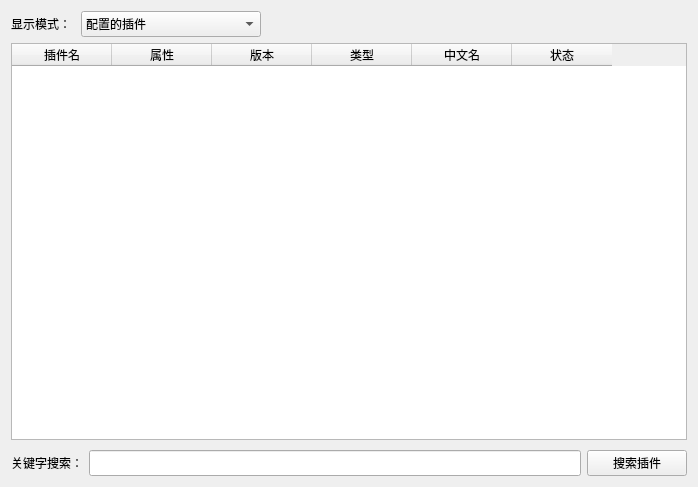
Qt form DrillPluginInformationReader/Source/InformationModule/pluginListPart/p_PluginListPart.ui (DrillUp/DrillPluginInformationReader) before a commit.
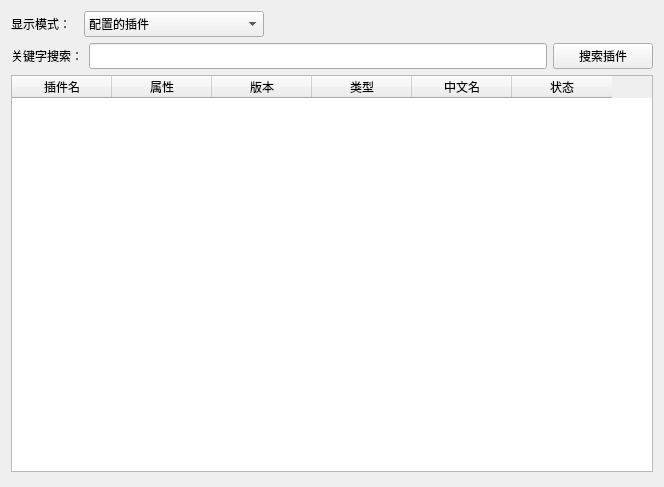
The same form after that commit.

Commit message: 修复了bug，完成了属性按钮的雏形。

What changed in the file:
```diff
--- a/DrillPluginInformationReader/Source/InformationModule/pluginListPart/p_PluginListPart.ui
+++ b/DrillPluginInformationReader/Source/InformationModule/pluginListPart/p_PluginListPart.ui
@@ -6,7 +6,7 @@
    <rect>
     <x>0</x>
     <y>0</y>
-    <width>698</width>
+    <width>664</width>
     <height>487</height>
    </rect>
   </property>
@@ -14,6 +14,26 @@
    <string>Form</string>
   </property>
   <layout class="QGridLayout" name="gridLayout">
+   <item row="0" column="1">
+    <widget class="QComboBox" name="comboBox_pluginMode">
+     <property name="minimumSize">
+      <size>
+       <width>180</width>
+       <height>26</height>
+      </size>
+     </property>
+     <item>
+      <property name="text">
+       <string>配置的插件</string>
+      </property>
+     </item>
+     <item>
+      <property name="text">
+       <string>全部插件</string>
+      </property>
+     </item>
+    </widget>
+   </item>
    <item row="0" column="2">
     <spacer name="horizontalSpacer">
      <property name="orientation">
@@ -27,42 +47,80 @@
      </property>
     </spacer>
    </item>
-   <item row="0" column="1">
-    <widget class="QComboBox" name="comboBox_pluginMode">
-     <property name="minimumSize">
-      <size>
-       <width>180</width>
-       <height>26</height>
-      </size>
-     </property>
-     <item>
-      <property name="text">
-       <string>配置的插件</string>
-      </property>
-     </item>
-     <item>
-      <property name="text">
-       <string>全部插件</string>
-      </property>
-     </item>
-    </widget>
-   </item>
    <item row="0" column="0">
     <widget class="QLabel" name="label_pluginMode">
      <property name="text">
-      <string>显示模式： </string>
+      <string>显示模式：  </string>
      </property>
     </widget>
    </item>
-   <item row="2" column="0" colspan="3">
+   <item row="3" column="0" colspan="3">
     <layout class="QVBoxLayout" name="verticalLayout">
      <property name="bottomMargin">
       <number>4</number>
      </property>
     </layout>
    </item>
-   <item row="3" column="0" colspan="3">
-    <widget class="QWidget" name="widget" native="true">
+   <item row="2" column="0" colspan="3">
+    <widget class="QTableWidget" name="tableWidget_plugin">
+     <property name="styleSheet">
+      <string notr="true">QTableView::item:selected {
+	background-color: qlineargradient(spread:pad, x1:0, y1:0, x2:0, y2:1, stop:0 #5C87D9, stop:0.505 #557CC7, stop:1 #5075BC);
+}
+</string>
+     </property>
+     <property name="editTriggers">
+      <set>QAbstractItemView::NoEditTriggers</set>
+     </property>
+     <property name="selectionMode">
+      <enum>QAbstractItemView::SingleSelection</enum>
+     </property>
+     <property name="selectionBehavior">
+      <enum>QAbstractItemView::SelectRows</enum>
+     </property>
+     <attribute name="verticalHeaderVisible">
+      <bool>false</bool>
+     </attribute>
+     <attribute name="verticalHeaderDefaultSectionSize">
+      <number>24</number>
+     </attribute>
+     <attribute name="verticalHeaderMinimumSectionSize">
+      <number>24</number>
+     </attribute>
+     <column>
+      <property name="text">
+       <string>插件名</string>
+      </property>
+     </column>
+     <column>
+      <property name="text">
+       <string>属性</string>
+      </property>
+     </column>
+     <column>
+      <property name="text">
+       <string>版本</string>
+      </property>
+     </column>
+     <column>
+      <property name="text">
+       <string>类型</string>
+      </property>
+     </column>
+     <column>
+      <property name="text">
+       <string>中文名</string>
+      </property>
+     </column>
+     <column>
+      <property name="text">
+       <string>状态</string>
+      </property>
+     </column>
+    </widget>
+   </item>
+   <item row="1" column="0" colspan="3">
+    <widget class="QWidget" name="widget_search" native="true">
      <layout class="QHBoxLayout" name="horizontalLayout">
       <property name="leftMargin">
        <number>0</number>
@@ -109,40 +167,6 @@
      </layout>
     </widget>
    </item>
-   <item row="1" column="0" colspan="3">
-    <widget class="QTableWidget" name="tableWidget_plugin">
-     <column>
-      <property name="text">
-       <string>插件名</string>
-      </property>
-     </column>
-     <column>
-      <property name="text">
-       <string>属性</string>
-      </property>
-     </column>
-     <column>
-      <property name="text">
-       <string>版本</string>
-      </property>
-     </column>
-     <column>
-      <property name="text">
-       <string>类型</string>
-      </property>
-     </column>
-     <column>
-      <property name="text">
-       <string>中文名</string>
-      </property>
-     </column>
-     <column>
-      <property name="text">
-       <string>状态</string>
-      </property>
-     </column>
-    </widget>
-   </item>
   </layout>
  </widget>
  <resources/>
```
The commit also changes 11 other files.
